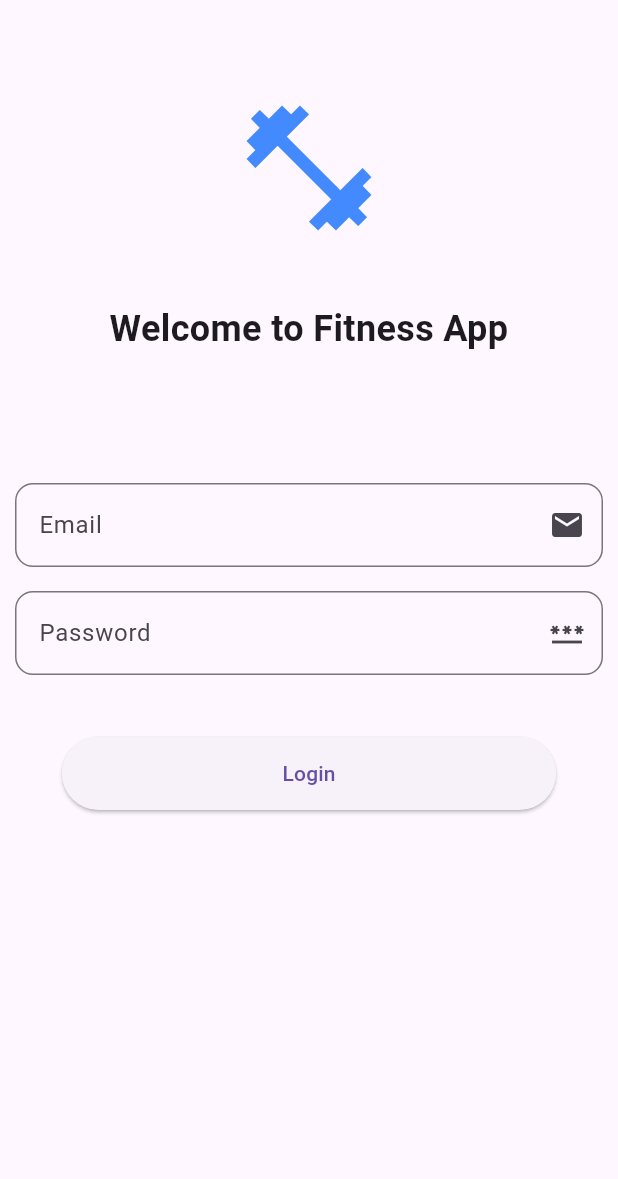
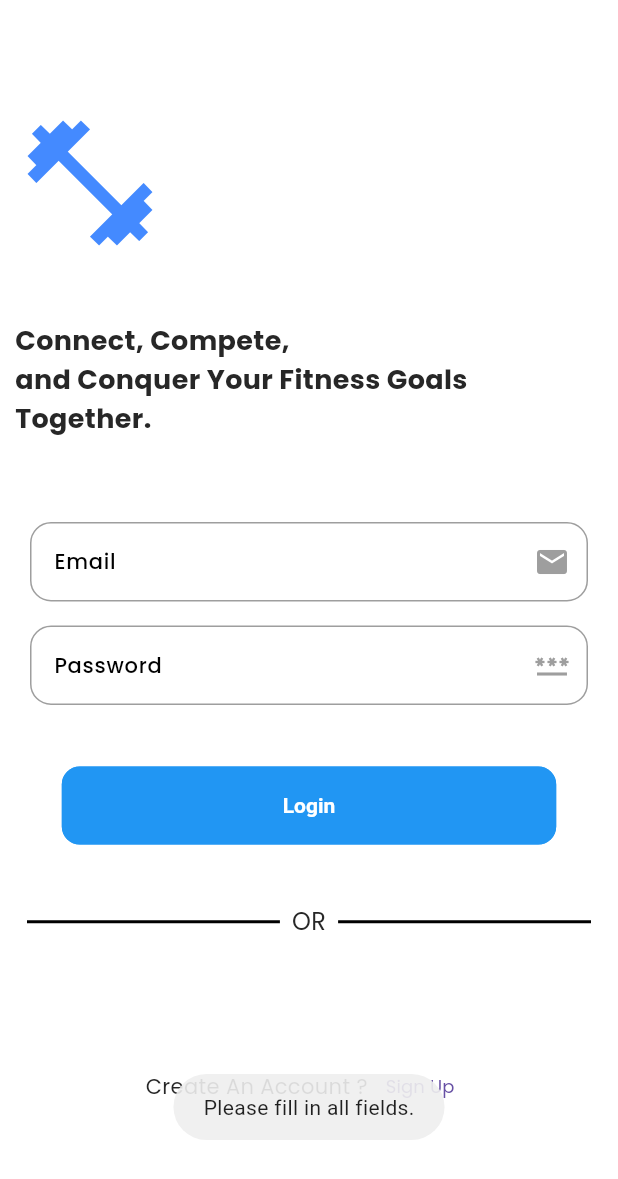
Before and after one commit to basitmurad/fitness_app, a Flutter app: the screen it shows after launch, after a tap on "Login", on a phone screen of 412 x 824 dp. Shown: the top 1179 px of the screen. Run offline on Flutter 3.47's test engine with Material 3 defaults, Android fonts, the phone set to English and light mode, and no system bars; our stand-ins replace email_validator, fluttertoast, get, iconsax.

Commit message:
login screen done change done

```diff
--- a/lib/main.dart
+++ b/lib/main.dart
@@ -1,5 +1,6 @@
 import 'package:fitness/screens/authentications/login_screen/LoginScreen.dart';
 import 'package:fitness/utils/constants/theme/MyAppTextFieldTheme.dart';
+import 'package:fitness/utils/theme/MyAppTheme.dart';
 import 'package:flutter/material.dart';
 import 'package:get/get_navigation/src/root/get_material_app.dart';
 
@@ -15,6 +16,8 @@ class MyApp extends StatelessWidget {
   Widget build(BuildContext context) {
     return GetMaterialApp(
         themeMode: ThemeMode.system,
+        theme: MyAppTheme.lightTheme,
+        darkTheme: MyAppTheme.darkTheme,
         debugShowCheckedModeBanner: false,
         home: LoginScreen());
     // return MaterialApp(
--- a/lib/screens/authentications/login_screen/LoginScreen.dart
+++ b/lib/screens/authentications/login_screen/LoginScreen.dart
@@ -1,7 +1,9 @@
+import 'package:fitness/screens/authentications/login_screen/widgets/LoginDividerWidget.dart';
+import 'package:fitness/screens/authentications/login_screen/widgets/LoginWidget.dart';
+import 'package:fitness/screens/authentications/signup_screen/SignUpScreen.dart';
 import 'package:fitness/utils/constants/sizes/AppSizes.dart';
 import 'package:flutter/cupertino.dart';
 import 'package:flutter/material.dart';
-import 'package:flutter/painting.dart';
 import 'package:get/get.dart';
 
 import '../../../utils/constants/device/AppDevicesUtils.dart';
@@ -11,83 +13,63 @@ class LoginScreen extends StatelessWidget {
 
   @override
   Widget build(BuildContext context) {
-    return  Scaffold(
+    return Scaffold(
       body: SingleChildScrollView(
+        child: Padding(
+          padding: const EdgeInsets.symmetric(horizontal: 10, vertical: 10),
           child: Column(
-
             mainAxisAlignment: MainAxisAlignment.center,
             children: [
-
-            SizedBox(height: AppSizes.spaceBtwSections +30,),
-            const Center(
+              const SizedBox(height: AppSizes.spaceBtwSections + 30),
+               Container(
+                 alignment: Alignment.topLeft,
                 child: Icon(
                   Icons.fitness_center,
                   size: 100,
                   color: Colors.blueAccent,
                 ),
               ),
-            const SizedBox(height: 40),
+              const SizedBox(height: AppSizes.spaceBtwSections+10),
 
-            // Welcome Text
+              // Welcome Textx
               const Text(
-              'Welcome to Fitness App',
+                'Connect, Compete,\nand Conquer Your Fitness Goals Together.',
                 style: TextStyle(
-                fontSize: 24,
+                  fontSize: 18,
+                  fontFamily: 'Poppins',
                   fontWeight: FontWeight.bold,
                 ),
-              textAlign: TextAlign.center,
+                textAlign: TextAlign.start,
               ),
-            const SizedBox(height: AppSizes.appBarHeight +30),
+              const SizedBox(height: AppSizes.appBarHeight ),
 
-            Padding(
-              padding: const EdgeInsets.symmetric(horizontal: 10 ,),
-              child: Form(child: Column(children: [
+              const LoginWidget(),
 
+              const SizedBox(height: AppSizes.spaceBtwSections),
+              const LoginDividerWidget(),
 
-                TextFormField(
-                  decoration: const InputDecoration(
-                    label: Text('Email'),
-                    border: OutlineInputBorder(
-                      borderRadius: BorderRadius.all(Radius.circular(12)),
-                      borderSide: BorderSide(color: Colors.black)
+              const SizedBox(height: AppSizes.appBarHeight + 10),
+              Row(
+                mainAxisAlignment: MainAxisAlignment.center,
+                children: [
+                  const Text(
+                    'Create An Account ?',
+                    style: TextStyle(fontSize: 14),
                   ),
+                  TextButton(
+                    onPressed: () {
 
-                    hintText: 'abx1234@gmail.com',
-                    suffixIcon: Icon(Icons.email),
-
+                      Get.to(()=>const SignUpScreen());
+                      // Handle sign-up action
+                    },
+                    child: const Text('Sign Up'),
                   ),
+                ],
               ),
-
-                const SizedBox( height: AppSizes.spaceBtwInputFields,),
-                TextFormField(
-                  decoration: const InputDecoration(
-                    label: Text('Password'),
-                    border: OutlineInputBorder(
-                      borderRadius: BorderRadius.all(Radius.circular(12)),
-                      borderSide: BorderSide(color: Colors.black)
-                    ),
-
-                    hintText: '1cwer34d',
-                    suffixIcon: Icon(Icons.password),
-
-                  ),
-                ),
-
-
-                SizedBox(height: AppSizes.appBarHeight -15,),
-                SizedBox(
-                  width: AppDevicesUtils.getScreenWidth(context) * 0.8 ,
-                    height: 49,
-                    child: ElevatedButton(onPressed: (){}, child: Text('Login' ,style: TextStyle(fontSize: 14),)))
-              ],)),
-            )
-
-
-
             ],
           ),
         ),
-
+      ),
     );
   }
 }
--- a/lib/screens/authentications/login_screen/controller/LoginController.dart
+++ b/lib/screens/authentications/login_screen/controller/LoginController.dart
@@ -1,5 +1,64 @@
+import 'package:email_validator/email_validator.dart';
+import 'package:flutter/cupertino.dart';
+import 'package:flutter/material.dart';
+import 'package:fluttertoast/fluttertoast.dart';
 import 'package:get/get.dart';
 
 class LoginController extends GetxController{
 
+  final emailController = TextEditingController();
+  final passwordController = TextEditingController();
+
+
+
+  void login(){
+
+    final email = emailController.text;
+    final password = passwordController.text;
+
+    // Validate email and password
+    if (email.isEmpty || password.isEmpty) {
+      Fluttertoast.showToast(msg: "Please fill in all fields.");
+      return;
+    }
+
+    if (!EmailValidator.validate(email)) {
+      Fluttertoast.showToast(msg: "Please enter a valid email address.");
+      return;
+    }
+
+    final  result= validatePassword(password);
+    if(result!=null){
+
+      Fluttertoast.showToast(msg: result);
+      return;
+    }
+
+
+    Fluttertoast.showToast(msg: "Login Successfully");
+
+
+  }
+
+  String? validatePassword(String password) {
+    if (password.length < 8) {
+      return 'Password must be at least 8 characters long';
+    }
+    if (!RegExp(r'[A-Z]').hasMatch(password)) {
+      return 'Password must contain at least one uppercase letter';
+    }
+    if (!RegExp(r'[0-9]').hasMatch(password)) {
+      return 'Password must contain at least one digit';
+    }
+    if (!RegExp(r'[!@#$%^&*(),.?":{}|<>]').hasMatch(password)) {
+      return 'Password must contain at least one special character';
+    }
+    return null; // Password is valid
+  }
+  @override
+  void onClose() {
+    emailController.dispose();
+    passwordController.dispose();
+    super.onClose();
+  }
 }
```
Also changed, not shown: pubspec.yaml (+24 -0 lines), pubspec.lock. Lines whose indentation alone changed are shown as unchanged.
